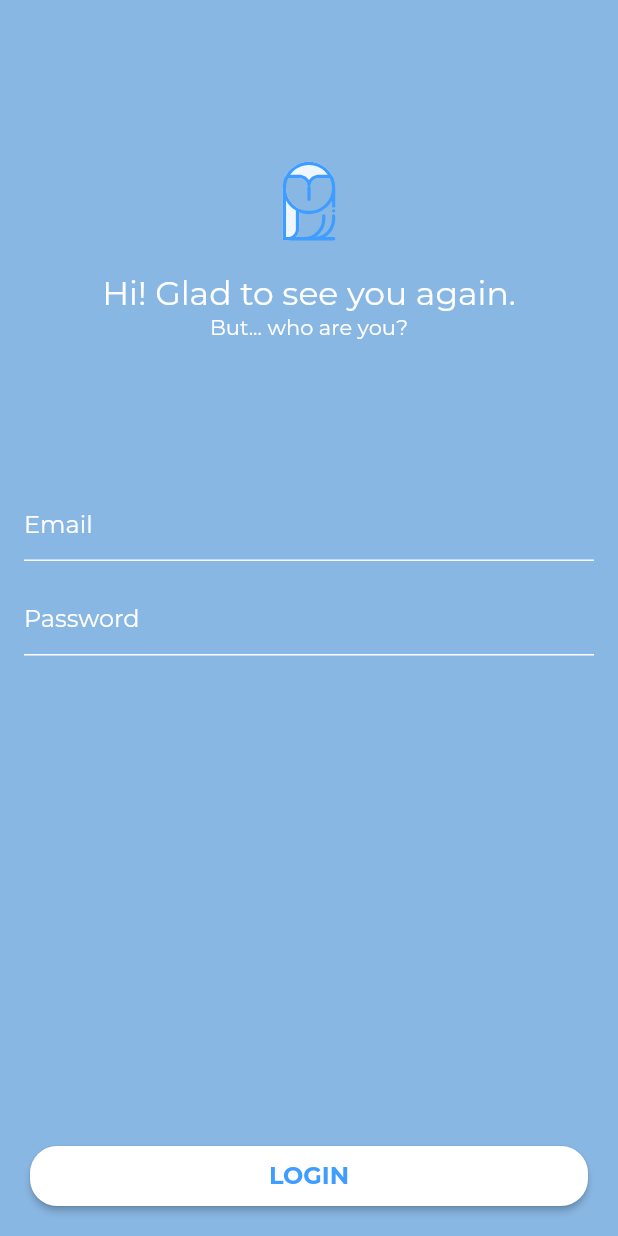
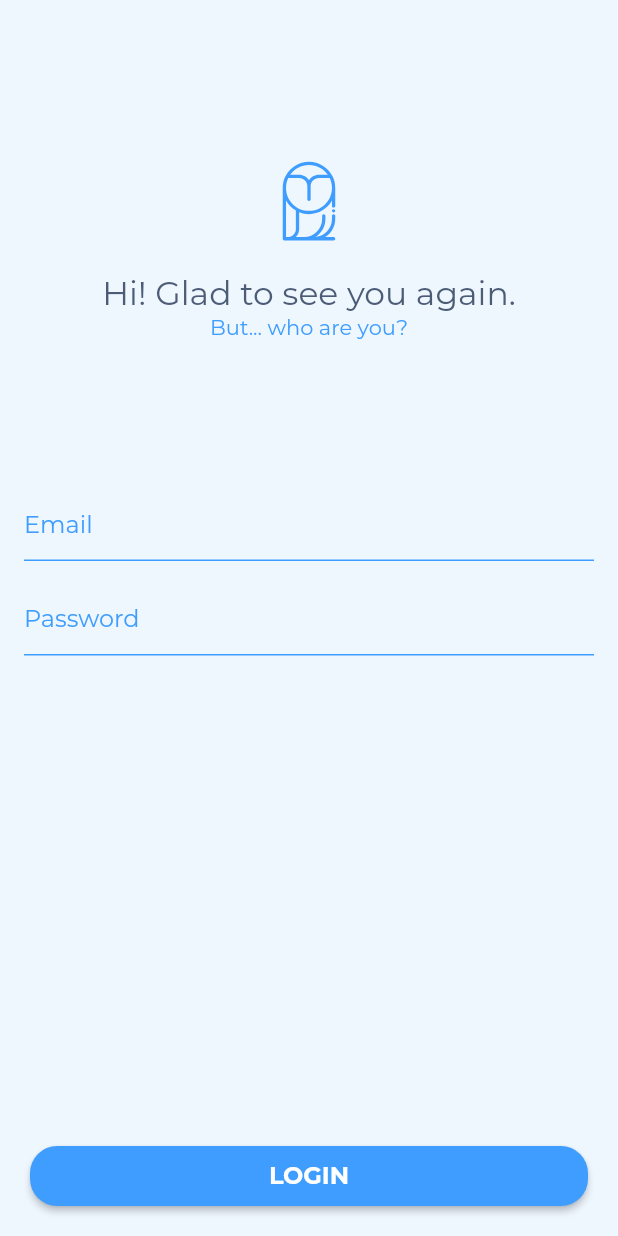
Before and after one commit to brunnohofmann/my_journal, a Flutter app: the screen it shows after launch, on a phone screen of 412 x 824 dp. Run offline on Flutter 3.47's test engine with Material 2 defaults, Android fonts, the phone set to English and light mode, and no system bars; our stand-ins replace cloud_firestore, date_format, firebase_auth, firebase_storage, flutter_svg, flutter_swiper and 3 more; accounts and stored records are empty.

Commit message:
New sign in screen style

```diff
--- /dev/null
+++ b/lib/components/buttons/secondary_button.dart
@@ -0,0 +1,45 @@
+import 'package:flutter/material.dart';
+import 'package:my_journal/contants/theme.dart';
+
+class SecondaryButton extends StatelessWidget {
+  final String text;
+  final Function onPressed;
+  final bool isLoading;
+
+  const SecondaryButton({Key key, this.text, this.onPressed, this.isLoading}) : super(key: key);
+
+  _loadingControl() {
+    if (isLoading) {
+      return SizedBox(
+        height: 20,
+        width: 20,
+        child: CircularProgressIndicator(
+          strokeWidth: 1,
+          valueColor: AlwaysStoppedAnimation<Color>(Colors.white),
+        ),
+      );
+    }
+    return Text(
+      text.toUpperCase(),
+      style: TextStyle(fontWeight: FontWeight.bold, fontSize: 16, color: Colors.white),
+    );
+  }
+
+  @override
+  Widget build(BuildContext context) {
+    return Container(
+      child: RaisedButton(
+        color: secondaryColor,
+        highlightColor: primaryColor,
+        shape: RoundedRectangleBorder(
+          borderRadius: new BorderRadius.circular(18.0),
+        ),
+        onPressed: this.onPressed,
+        child: Container(
+            padding: EdgeInsets.only(top: 10, bottom: 10),
+            child: _loadingControl()
+        ),
+      ),
+    );
+  }
+}
--- a/lib/contants/records/new_record_form.dart
+++ b/lib/contants/records/new_record_form.dart
@@ -2,7 +2,7 @@ import 'dart:io';
 
 import 'package:flutter/material.dart';
 import 'package:image_picker/image_picker.dart';
-import 'package:my_journal/components/button.dart';
+import 'package:my_journal/components/buttons/primary_button.dart';
 import 'package:my_journal/components/rounded_image.dart';
 import 'package:my_journal/components/typography/title.dart';
 import 'package:my_journal/contants/records/form_text.dart';
--- a/lib/screens/auth/login_signup.dart
+++ b/lib/screens/auth/login_signup.dart
@@ -1,5 +1,5 @@
 import 'package:flutter/material.dart';
-import 'package:my_journal/components/button.dart';
+import 'package:my_journal/components/buttons/secondary_button.dart';
 import 'package:my_journal/components/mascot.dart';
 import 'package:my_journal/components/typography/title.dart';
 import 'package:my_journal/contants/theme.dart';
@@ -76,13 +76,16 @@ class _LoginSignupPageState extends State<LoginSignupPage> {
 
   Widget showErrorMessage() {
     if (_errorMessage.length > 0 && _errorMessage != null) {
-      return new Text(
+      return Container(
+        padding: EdgeInsets.only(top: 16),
+        child: Text(
           _errorMessage,
           style: TextStyle(
               fontSize: 13.0,
               color: Colors.red,
               height: 1.0,
               fontWeight: FontWeight.w300),
+        ),
       );
     } else {
       return new Container(
@@ -110,15 +113,15 @@ class _LoginSignupPageState extends State<LoginSignupPage> {
       padding: const EdgeInsets.fromLTRB(0.0, 100.0, 0.0, 0.0),
       child: new TextFormField(
         maxLines: 1,
-        style: TextStyle(color: Colors.white),
+        style: TextStyle(color: primaryDarkBlue),
         keyboardType: TextInputType.emailAddress,
         autofocus: false,
         decoration: InputDecoration(
             enabledBorder: UnderlineInputBorder(
-              borderSide: BorderSide(color: Colors.white),
+              borderSide: BorderSide(color:secondaryColor),
             ),
             hintText: 'Email',
-            hintStyle: TextStyle(color: Colors.white)),
+            hintStyle: TextStyle(color: secondaryColor)),
         validator: (value) => value.isEmpty ? 'Email can\'t be empty' : null,
         onSaved: (value) => _email = value.trim(),
       ),
@@ -132,13 +135,13 @@ class _LoginSignupPageState extends State<LoginSignupPage> {
         maxLines: 1,
         obscureText: true,
         autofocus: false,
-        style: TextStyle(color: Colors.white),
+        style: TextStyle(color: secondaryColor),
         decoration: new InputDecoration(
             enabledBorder: UnderlineInputBorder(
-              borderSide: BorderSide(color: Colors.white),
+              borderSide: BorderSide(color: secondaryColor),
             ),
             hintText: 'Password',
-            hintStyle: TextStyle(color: Colors.white)),
+            hintStyle: TextStyle(color: secondaryColor)),
         validator: (value) => value.isEmpty ? 'Password can\'t be empty' : null,
         onSaved: (value) => _password = value.trim(),
       ),
@@ -150,7 +153,7 @@ class _LoginSignupPageState extends State<LoginSignupPage> {
         padding: EdgeInsets.fromLTRB(0.0, 45.0, 0.0, 0.0),
         child: SizedBox(
             height: 40.0,
-            child: CustomButton(
+            child: SecondaryButton(
               text: 'Login',
               onPressed: validateAndSubmit,
               isLoading: _isLoading,
@@ -160,7 +163,7 @@ class _LoginSignupPageState extends State<LoginSignupPage> {
   @override
   Widget build(BuildContext context) {
     return new Scaffold(
-        backgroundColor: primaryColor,
+        backgroundColor: tertiaryColor,
         bottomNavigationBar: SafeArea(
             child: Container(
                 padding: EdgeInsets.all(20), child: showPrimaryButton())),
@@ -176,12 +179,12 @@ class _LoginSignupPageState extends State<LoginSignupPage> {
                       showLogo(),
                       CustomTitle(
                         title: 'Hi! Glad to see you again.',
-                        color: Colors.white,
+                        color: primaryDarkBlue,
                         align: TextAlign.center,
                       ),
                       CustomTitle(
                         title: 'But... who are you?',
-                        color: Colors.white,
+                        color: secondaryColor,
                         align: TextAlign.center,
                         size: 14,
                       ),
--- a/lib/screens/records/new_record.dart
+++ b/lib/screens/records/new_record.dart
@@ -1,7 +1,7 @@
 import 'dart:io';
 
 import 'package:flutter/material.dart';
-import 'package:my_journal/components/button.dart';
+import 'package:my_journal/components/buttons/primary_button.dart';
 import 'package:my_journal/components/circular_button.dart';
 import 'package:my_journal/components/typography/title.dart';
 import 'package:my_journal/contants/records/form_text.dart';
```
Also changed, not shown: lib/components/buttons/primary_button.dart (renamed from lib/components/button.dart). Lines whose indentation alone changed are shown as unchanged.
